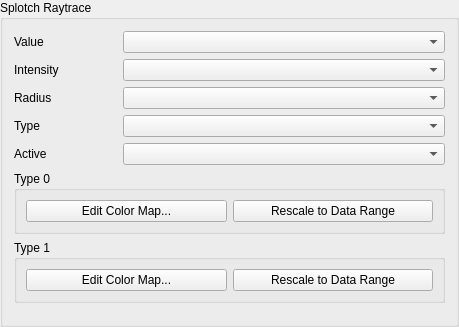
Above: paraview/pqSplotchRaytraceDisplayPanelDecorator.ui from biddisco/splotch before the change. Below: the same form after it.
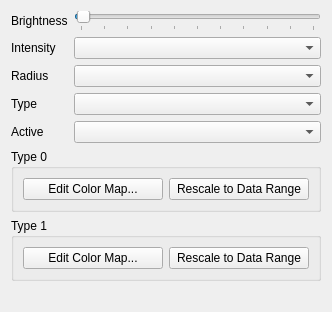
That is the form after the change.

Commit message:
Fix bindings of GUI scalar controls to internals
Add support for Brightness etc.

Patch:
```diff
--- a/paraview/pqSplotchRaytraceDisplayPanelDecorator.ui
+++ b/paraview/pqSplotchRaytraceDisplayPanelDecorator.ui
@@ -1,86 +1,83 @@
 <?xml version="1.0" encoding="UTF-8"?>
 <ui version="4.0">
  <class>pqSplotchRaytraceDisplayPanelDecorator</class>
- <widget class="QGroupBox" name="pqSplotchRaytraceDisplayPanelDecorator">
+ <widget class="QWidget" name="pqSplotchRaytraceDisplayPanelDecorator">
   <property name="geometry">
    <rect>
     <x>0</x>
     <y>0</y>
-    <width>459</width>
-    <height>327</height>
+    <width>331</width>
+    <height>312</height>
    </rect>
   </property>
   <property name="windowTitle">
    <string>Splotch</string>
   </property>
-  <property name="title">
-   <string>Splotch Raytrace</string>
-  </property>
-  <layout class="QGridLayout">
-   <item row="2" column="0">
+  <layout class="QGridLayout" name="gridLayout_3">
+   <item row="0" column="0">
+    <widget class="QLabel" name="label">
+     <property name="text">
+      <string>Brightness</string>
+     </property>
+    </widget>
+   </item>
+   <item row="0" column="1">
+    <widget class="QSlider" name="brightness">
+     <property name="maximum">
+      <number>10000</number>
+     </property>
+     <property name="pageStep">
+      <number>1000</number>
+     </property>
+     <property name="value">
+      <number>105</number>
+     </property>
+     <property name="orientation">
+      <enum>Qt::Horizontal</enum>
+     </property>
+     <property name="tickPosition">
+      <enum>QSlider::TicksBelow</enum>
+     </property>
+    </widget>
+   </item>
+   <item row="1" column="0">
     <widget class="QLabel" name="IntensityLabel">
      <property name="text">
       <string>Intensity</string>
      </property>
     </widget>
    </item>
-   <item row="8" column="0" colspan="4">
-    <spacer name="verticalSpacer_2">
-     <property name="orientation">
-      <enum>Qt::Vertical</enum>
-     </property>
-     <property name="sizeHint" stdset="0">
-      <size>
-       <width>20</width>
-       <height>40</height>
-      </size>
-     </property>
-    </spacer>
-   </item>
-   <item row="3" column="0">
+   <item row="2" column="0">
     <widget class="QLabel" name="RadiusArrayLabel">
      <property name="text">
       <string>Radius</string>
      </property>
     </widget>
    </item>
-   <item row="2" column="1" colspan="3">
-    <widget class="QComboBox" name="IntensityArray"/>
-   </item>
-   <item row="3" column="1" colspan="3">
+   <item row="2" column="1">
     <widget class="QComboBox" name="RadiusArray"/>
    </item>
-   <item row="4" column="1" colspan="3">
-    <widget class="QComboBox" name="TypeArray"/>
-   </item>
-   <item row="4" column="0">
+   <item row="3" column="0">
     <widget class="QLabel" name="TypeArrayLabel">
      <property name="text">
       <string>Type</string>
      </property>
     </widget>
    </item>
-   <item row="5" column="1" colspan="3">
-    <widget class="QComboBox" name="ActiveArray"/>
+   <item row="3" column="1">
+    <widget class="QComboBox" name="TypeArray"/>
    </item>
-   <item row="5" column="0">
+   <item row="4" column="0">
     <widget class="QLabel" name="ActiveArrayLabel">
      <property name="text">
       <string>Active</string>
      </property>
     </widget>
    </item>
-   <item row="0" column="1" colspan="3">
-    <widget class="QComboBox" name="ValueArray"/>
+   <item row="4" column="1">
+    <widget class="QComboBox" name="ActiveArray"/>
    </item>
-   <item row="0" column="0">
-    <widget class="QLabel" name="ValueArrayLabel">
-     <property name="text">
-      <string>Value</string>
-     </property>
-    </widget>
-   </item>
-   <item row="6" column="0" colspan="4">
+   <item row="5" column="0" colspan="2">
     <widget class="QGroupBox" name="groupBox">
      <property name="title">
       <string>Type 0</string>
@@ -103,7 +100,7 @@
      </layout>
     </widget>
    </item>
-   <item row="7" column="0" colspan="4">
+   <item row="6" column="0" colspan="2">
     <widget class="QGroupBox" name="groupBox_2">
      <property name="title">
       <string>Type 1</string>
@@ -126,6 +123,22 @@
      </layout>
     </widget>
    </item>
+   <item row="7" column="0" colspan="2">
+    <spacer name="verticalSpacer_2">
+     <property name="orientation">
+      <enum>Qt::Vertical</enum>
+     </property>
+     <property name="sizeHint" stdset="0">
+      <size>
+       <width>310</width>
+       <height>33</height>
+      </size>
+     </property>
+    </spacer>
+   </item>
+   <item row="1" column="1">
+    <widget class="QComboBox" name="IntensityArray"/>
+   </item>
   </layout>
  </widget>
  <resources/>
```
Left out of the diff: 2 changed lines with no effect on the pictures. The commit also changes 7 other files.
